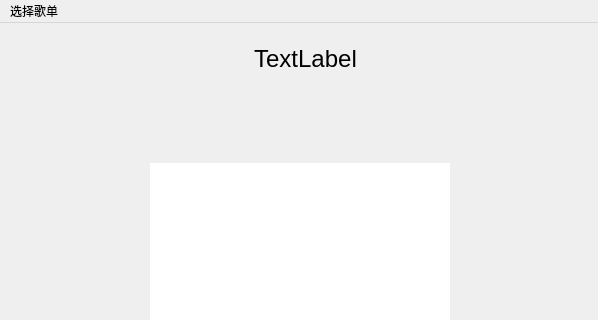
The window that main_window.ui (DaRK-52/bilibiliPlayer) describes before a commit, drawn with Qt 5; both pictures show x 0 to 598 and y 0 to 320 of the 598 by 800 pixel window.
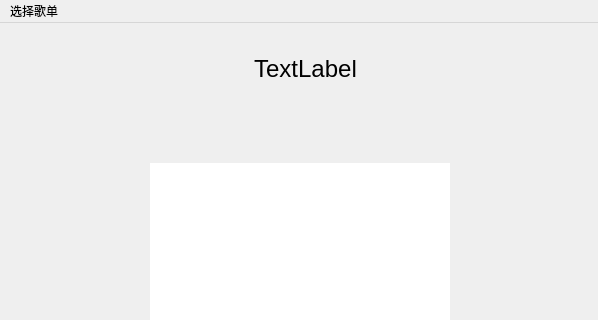
The same window after the commit. Icons and pictures are not drawn.

```diff
--- a/main_window.ui
+++ b/main_window.ui
@@ -13,6 +13,9 @@
   <property name="windowTitle">
    <string>bilibiliPlayer</string>
   </property>
+  <property name="autoFillBackground">
+   <bool>false</bool>
+  </property>
   <property name="styleSheet">
    <string notr="true"/>
   </property>
@@ -148,9 +151,9 @@
     <property name="geometry">
      <rect>
       <x>0</x>
-      <y>0</y>
+      <y>20</y>
       <width>611</width>
-      <height>71</height>
+      <height>51</height>
      </rect>
     </property>
     <property name="maximumSize">
```
Left out of the diff: 29 changed lines with no effect on the pictures.
